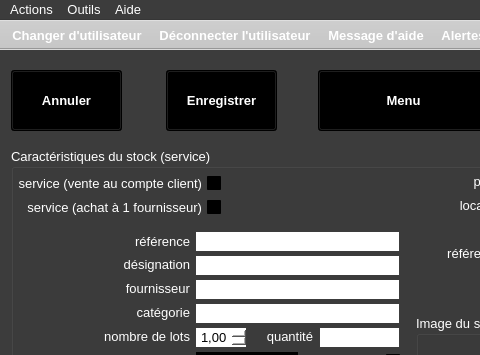
Old version of the form ui/yeroth-erp-entrer-window.ui in the repository xnoumbissinoundou/yeroth-erp-3.0; both pictures show x 0 to 480 and y 0 to 355 of the 799 by 601 pixel window.
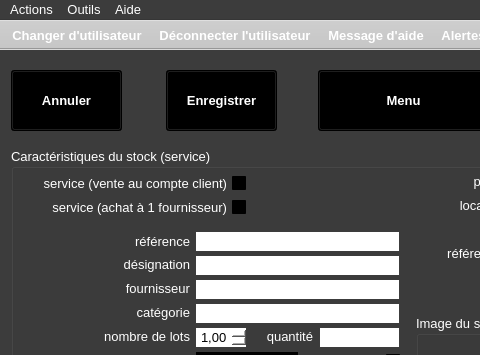
New version of the form. Icons and pictures are not drawn. Custom widgets are drawn as their Qt base class.

Commit message: On branch master 	modified:   ui/yeroth-erp-entrer-window.ui

What changed in the file:
```diff
--- a/ui/yeroth-erp-entrer-window.ui
+++ b/ui/yeroth-erp-entrer-window.ui
@@ -11074,7 +11074,7 @@
       <rect>
        <x>5</x>
        <y>25</y>
-       <width>205</width>
+       <width>230</width>
        <height>21</height>
       </rect>
      </property>
@@ -11863,7 +11863,7 @@
       <rect>
        <x>5</x>
        <y>49</y>
-       <width>205</width>
+       <width>230</width>
        <height>21</height>
       </rect>
      </property>
```
